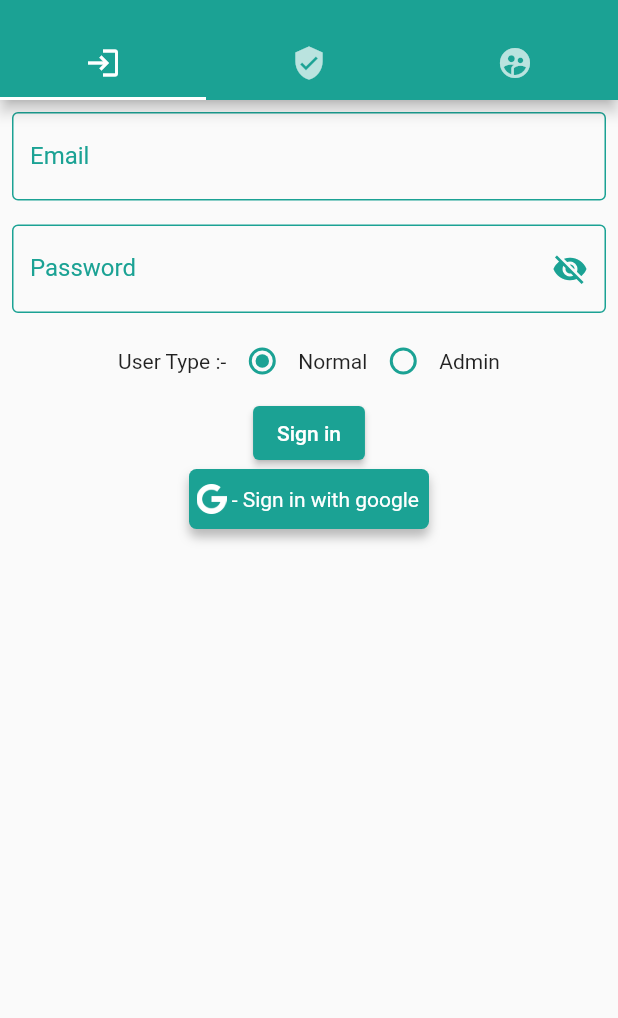
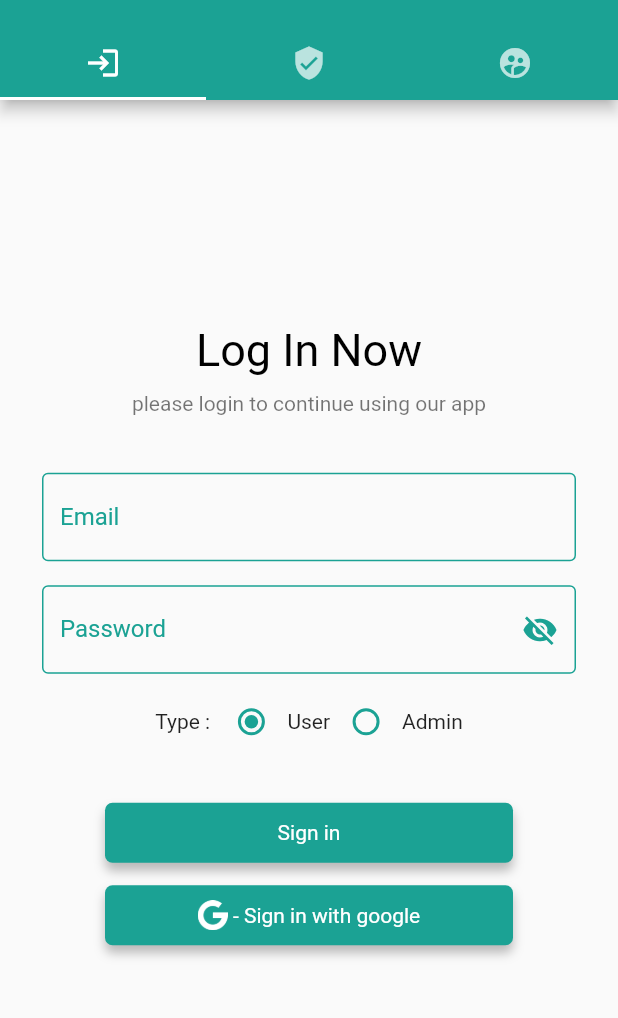
Before and after one commit to vaidikstackapp/flutter_demo, a Flutter app: the screen it shows after launch, on a phone screen of 412 x 824 dp, the part 59-1077 px from its top. Run offline on Flutter 3.47's test engine with Material 2 defaults, Android fonts, the phone set to English and light mode, and no system bars; our stand-ins replace cloud_firestore, firebase_auth, firebase_core, flutter_spinkit, fluttertoast, google_sign_in and 1 more; accounts and stored records are empty.

Commit message:
Update ui

```diff
--- a/lib/pages/login_page.dart
+++ b/lib/pages/login_page.dart
@@ -28,10 +28,29 @@ class _LoginPageState extends State<LoginPage> {
     return Scaffold(
       body: Form(
         key: _formKey,
-        child: SingleChildScrollView(
-          physics: const BouncingScrollPhysics(),
-          child: Column(
+        child: Container(
+          margin: const EdgeInsets.symmetric(horizontal: 10, vertical: 15),
+          padding: const EdgeInsets.symmetric(horizontal: 10, vertical: 15),
+          child: Center(
+            child: ListView(
+              shrinkWrap: true,
               children: [
+                const Text(
+                  textAlign: TextAlign.center,
+                  "Log In Now",
+                  style: TextStyle(color: Colors.black, fontSize: 30),
+                ),
+                Container(
+                  margin: const EdgeInsets.symmetric(vertical: 10),
+                  child: const Text(
+                    textAlign: TextAlign.center,
+                    "please login to continue using our app",
+                    style: TextStyle(color: Colors.black54),
+                  ),
+                ),
+                const SizedBox(
+                  height: 20,
+                ),
                 Padding(
                   padding: const EdgeInsets.all(8.0),
                   child: TextFormField(
@@ -115,7 +134,7 @@ class _LoginPageState extends State<LoginPage> {
                 Row(
                   mainAxisAlignment: MainAxisAlignment.center,
                   children: [
-                  const Text("User Type :-"),
+                    const Text("Type : "),
                     Radio(
                       value: false,
                       groupValue: isAdmin,
@@ -125,7 +144,7 @@ class _LoginPageState extends State<LoginPage> {
                         setState(() {});
                       },
                     ),
-                  const Text('Normal'),
+                    const Text('User'),
                     Radio(
                       value: true,
                       groupValue: isAdmin,
@@ -138,22 +157,44 @@ class _LoginPageState extends State<LoginPage> {
                     const Text('Admin'),
                   ],
                 ),
-              ElevatedButton(
-                  onPressed: () async {
+                GestureDetector(
+                  onTap: () {
                     FocusManager.instance.primaryFocus?.unfocus();
                     if (_formKey.currentState!.validate()) {
                       AuthService().authentication(
                           tEmail, tPassword, isAdmin, widget.tabController);
                     }
                   },
-                  child: Text(StringConstants.signIn)),
-              InkWell(
+                  child: Container(
+                    width: 160,
+                    height: 40,
+                    decoration: BoxDecoration(
+                        color: ColorConstants.commonColor,
+                        borderRadius: BorderRadius.circular(5),
+                        boxShadow: [
+                          BoxShadow(
+                              color: ColorConstants.borderColor,
+                              offset: const Offset(0, 5),
+                              blurRadius: 5),
+                        ]),
+                    alignment: Alignment.center,
+                    margin:
+                        const EdgeInsets.symmetric(horizontal: 50, vertical: 10)
+                            .copyWith(top: 30),
+                    child: Text(StringConstants.signIn,
+                        style: TextStyle(color: ColorConstants.textColor)),
+                  ),
+                ),
+                GestureDetector(
                   onTap: () async {
-                  AuthService().signInWithGoogle(widget.tabController, isAdmin);
+                    AuthService()
+                        .signInWithGoogle(widget.tabController, isAdmin);
                   },
                   child: Container(
                     height: 40,
                     width: 160,
+                    margin:
+                        const EdgeInsets.symmetric(horizontal: 50, vertical: 5),
                     decoration: BoxDecoration(
                         color: ColorConstants.commonColor,
                         borderRadius: BorderRadius.circular(5),
@@ -166,6 +207,7 @@ class _LoginPageState extends State<LoginPage> {
                     padding: const EdgeInsets.symmetric(horizontal: 5),
                     alignment: Alignment.center,
                     child: Row(
+                      mainAxisAlignment: MainAxisAlignment.center,
                       children: [
                         Image.asset(
                           "images/google.png",
@@ -183,6 +225,7 @@ class _LoginPageState extends State<LoginPage> {
             ),
           ),
         ),
+      ),
     );
   }
 
--- a/lib/service/user_service1.dart
+++ /dev/null
@@ -1,20 +0,0 @@
-import 'package:cloud_firestore/cloud_firestore.dart';
-import 'package:flutter/cupertino.dart';
-import 'package:flutter/foundation.dart';
-
-import '../model/user_model.dart';
-
-class UserService1 {
-  final CollectionReference collectionReference =
-      FirebaseFirestore.instance.collection('user1');
-
-  Future<void> setUser(UserModel userModel, BuildContext context) async {
-    try {
-      await collectionReference.doc(userModel.uid).set(userModel.toJson());
-    } on FirebaseException catch (e) {
-      if (kDebugMode) {
-        print("Catch exception on setUser : $e");
-      }
-    }
-  }
-}
```
Lines whose indentation alone changed are shown as unchanged.
